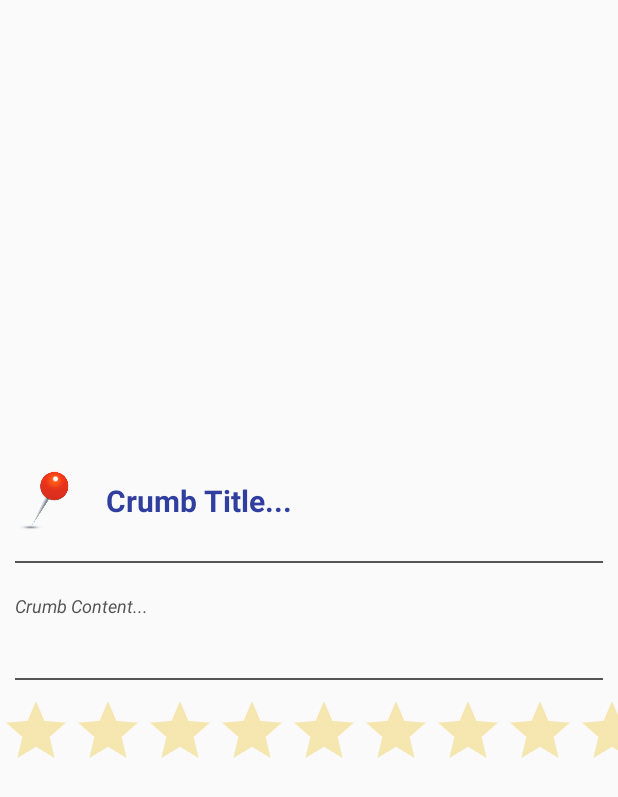
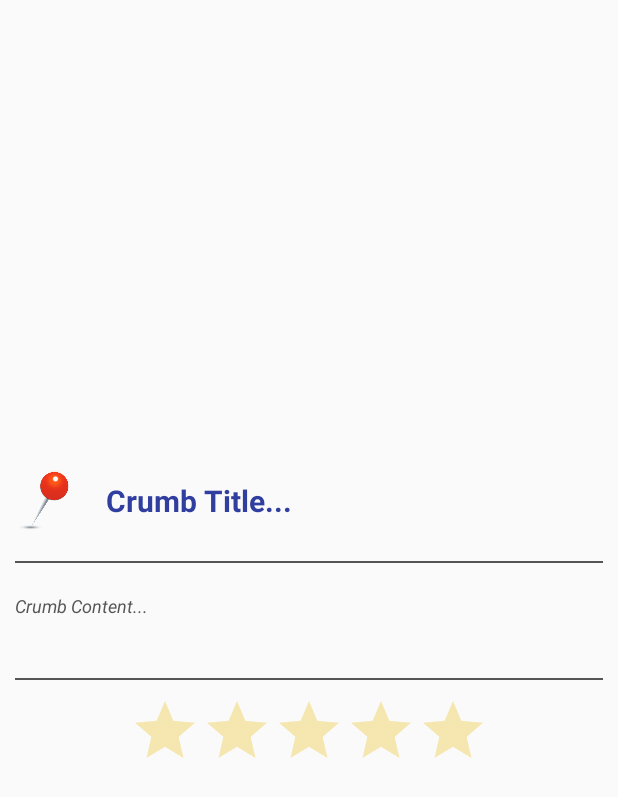
Before and after one commit to DtriggL/laughing-waffle, an Android app: the layout fragment_crumb_content.xml on its own in the app's theme, with its tools: preview values and no code run, on a phone screen of 412 x 824 dp. Shown: the top 797 px of the screen. Run offline under Robolectric (Android 15) with nearby library versions, the phone set to English and light mode, and no system bars.

Commit message:
Corrected rating average algorithm and implemented immediate rating updating for existing crumbs.

```diff
--- a/mobile_app/crumble/app/src/main/java/us/trigg/crumble/Crumb.java
+++ b/mobile_app/crumble/app/src/main/java/us/trigg/crumble/Crumb.java
@@ -148,7 +148,7 @@ public class Crumb implements ClusterItem {
     //-----------------------------------------------------------------
     // Misc. Public Methods
     //-----------------------------------------------------------------
-    public void addRating(int newRating) {
+    public void addLocalRating(float newRating) {
         // Compute the new overall rating
         rating = ((ratings * rating) + newRating)/(ratings + 1);
         // Increment the total number of ratings
--- a/mobile_app/crumble/app/src/main/java/us/trigg/crumble/MainActivity.java
+++ b/mobile_app/crumble/app/src/main/java/us/trigg/crumble/MainActivity.java
@@ -923,8 +923,8 @@ public class MainActivity extends AppCompatActivity implements
 
                 // Set the content of the views
                 title.setText(crumb.getTitle());
-                bites.setText(Integer.toString(crumb.getTotalDiscovered()));
-                rating.setText(Float.toString(crumb.getRating()));
+                bites.setText(String.format(Locale.ENGLISH, "%d", crumb.getTotalDiscovered()));
+                rating.setText(String.format(Locale.ENGLISH, "%.1f", crumb.getRating()));
 
                 // DEBUG
                 Log.v(TAG, "Just showed infoWindow for crumb " + crumb.getTitle());
@@ -993,7 +993,7 @@ public class MainActivity extends AppCompatActivity implements
                         Float rating = ratingBar.getRating();
                         // Send the rating to the server
                         myWebCom.rateCrumb(toCrumb.getCrumb_id(), rating);
-
+                        toCrumb.addLocalRating(rating);
                         alert1Showing = false;
                         endRoute();
                     }
--- a/mobile_app/crumble/app/src/main/res/layout/fragment_crumb_content.xml
+++ b/mobile_app/crumble/app/src/main/res/layout/fragment_crumb_content.xml
@@ -6,7 +6,7 @@
     >
 
     <LinearLayout
-        android:layout_width="wrap_content"
+        android:layout_width="match_parent"
         android:layout_height="wrap_content"
         android:orientation="vertical"
         android:layout_gravity="center">
@@ -52,10 +52,11 @@
 
         <RatingBar
             android:id="@+id/crumb_rating_bar"
-            android:layout_width="match_parent"
+            android:layout_width="wrap_content"
             android:layout_height="match_parent"
             android:numStars="5"
-            android:theme="@style/RatingBar"/>
+            android:theme="@style/RatingBar"
+            android:layout_gravity="center"/>
 
 
     </LinearLayout>
--- a/mobile_app/crumble/app/src/main/res/values/styles.xml
+++ b/mobile_app/crumble/app/src/main/res/values/styles.xml
@@ -42,6 +42,7 @@
     <style name="RatingBar" parent="Theme.AppCompat">
         <item name="colorControlNormal">@color/duskYellow</item>
         <item name="colorControlActivated">@color/lightgray</item>
+        <item name="android:numStars">5</item>
     </style>
 
 </resources>
```
Also changed, not shown: 1 other file.
